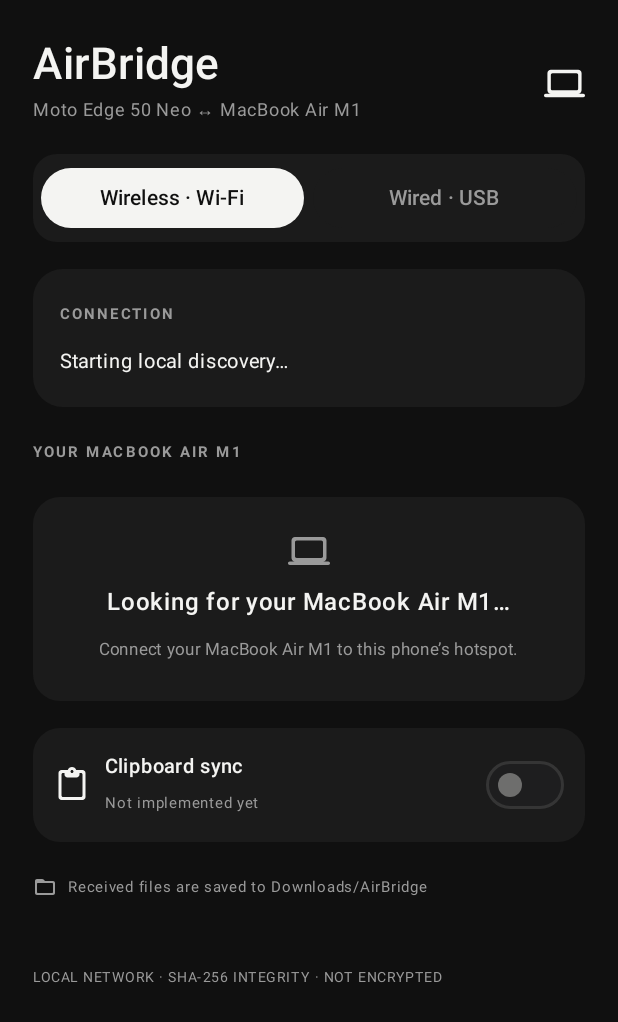
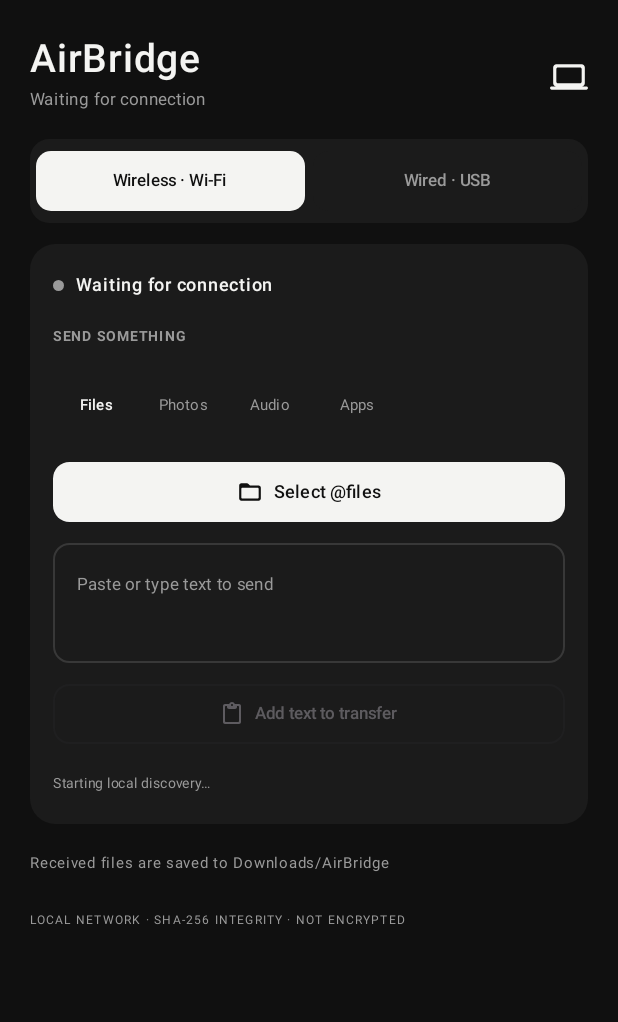
Before and after one commit to mrjdm2007/AirBridge, an Android app built with Jetpack Compose: the screen it shows after launch (MainActivity), on a phone screen of 412 x 824 dp. Shown: the top 1022 px of the screen. Run offline under Robolectric (Android 15) with nearby library versions, the phone set to English and light mode, and no system bars.

Commit message:
Redesign Android transfer screen and add manual text and category selection

```diff
--- a/android/app/src/main/java/com/airbridge/app/MainActivity.kt
+++ b/android/app/src/main/java/com/airbridge/app/MainActivity.kt
@@ -1,11 +1,18 @@
 package com.airbridge.app
 
 import android.content.Intent
+import android.content.ContentValues
+import android.provider.MediaStore
+import android.os.Environment
 import android.os.Bundle
 import androidx.activity.ComponentActivity
 import androidx.activity.compose.setContent
+import androidx.activity.compose.rememberLauncherForActivityResult
+import androidx.activity.result.contract.ActivityResultContracts
 import androidx.compose.foundation.background
 import androidx.compose.foundation.layout.*
+import androidx.compose.foundation.rememberScrollState
+import androidx.compose.foundation.verticalScroll
 import androidx.compose.foundation.lazy.LazyColumn
 import androidx.compose.foundation.lazy.items
 import androidx.compose.foundation.shape.RoundedCornerShape
@@ -17,6 +24,8 @@ import androidx.compose.material.icons.rounded.Send
 import androidx.compose.material3.*
 import androidx.compose.runtime.*
 import androidx.compose.ui.Alignment
+import androidx.compose.ui.platform.LocalContext
+import androidx.compose.ui.text.input.TextFieldValue
 import androidx.compose.ui.Modifier
 import androidx.compose.ui.graphics.Color
 import androidx.compose.ui.text.font.FontWeight
@@ -35,7 +44,7 @@ class MainActivity : ComponentActivity() {
         handleShare(intent)
         val service = Intent(this, NetworkTransferService::class.java)
         if (android.os.Build.VERSION.SDK_INT >= 26) startForegroundService(service) else startService(service)
-        setContent { AirBridgeScreen(onSend = { peer -> sendPending(peer) }) }
+        setContent { AirBridgeScreen(onSend = { peer -> sendPending(peer) }, onAddText = { text -> addTextItem(text) }) }
     }
 
     override fun onNewIntent(intent: Intent) {
@@ -75,6 +84,29 @@ class MainActivity : ComponentActivity() {
         }
     }
 
+    private fun addTextItem(text: String) {
+        if (text.isBlank()) return
+        val values = ContentValues().apply {
+            put(MediaStore.Downloads.DISPLAY_NAME, "AirBridge-Text-@@{System.currentTimeMillis()}.txt")
+            put(MediaStore.Downloads.MIME_TYPE, "text/plain")
+            put(MediaStore.Downloads.RELATIVE_PATH, Environment.DIRECTORY_DOWNLOADS + "/AirBridge")
+            put(MediaStore.Downloads.IS_PENDING, 1)
+        }
+        val uri = contentResolver.insert(MediaStore.Downloads.EXTERNAL_CONTENT_URI, values) ?: run {
+            AirBridgeState.status = "Could not create the text item."
+            return
+        }
+        try {
+            contentResolver.openOutputStream(uri)?.use { it.write(text.toByteArray(Charsets.UTF_8)) } ?: error("Could not write text.")
+            val ready = ContentValues().apply { put(MediaStore.Downloads.IS_PENDING, 0) }
+            contentResolver.update(uri, ready, null, null)
+            AirBridgeState.pendingUris = AirBridgeState.pendingUris + uri
+        } catch (failure: Throwable) {
+            contentResolver.delete(uri, null, null)
+            AirBridgeState.status = failure.localizedMessage ?: "Could not add text."
+        }
+    }
+
     private fun sendPending(peer: AirBridgePeer) {
         val uris = AirBridgeState.pendingUris
         if (uris.isEmpty()) {
@@ -102,110 +134,93 @@ class MainActivity : ComponentActivity() {
 }
 
 @Composable
-private fun AirBridgeScreen(onSend: (AirBridgePeer) -> Unit) {
-    LaunchedEffect(AirBridgeState.directShareRequested, AirBridgeState.pendingUris.size, AirBridgeState.peers.size) {
-        val peer = AirBridgeState.peers.firstOrNull()
-        if (AirBridgeState.directShareRequested && peer != null && AirBridgeState.pendingUris.isNotEmpty()) {
-            AirBridgeState.directShareRequested = false
-            onSend(peer)
+private fun AirBridgeScreen(onSend: (AirBridgePeer) -> Unit, onAddText: (String) -> Unit) {
+    var selectedMode by remember { mutableStateOf("Wireless") }
+    var textDraft by remember { mutableStateOf(TextFieldValue("")) }
+    var category by remember { mutableStateOf("Files") }
+    val context = LocalContext.current
+    val picker = rememberLauncherForActivityResult(ActivityResultContracts.OpenMultipleDocuments()) { uris ->
+        if (uris.isNotEmpty()) {
+            uris.forEach { uri -> try { context.contentResolver.takePersistableUriPermission(uri, Intent.FLAG_GRANT_READ_URI_PERMISSION) } catch (_: Exception) {} }
+            AirBridgeState.pendingUris = (AirBridgeState.pendingUris + uris).distinct()
         }
     }
-    var clipboardSync by remember { mutableStateOf(false) }
-    var selectedMode by remember { mutableStateOf("Wireless") }
     MaterialTheme(colorScheme = darkColorScheme(background = Paper, surface = Card, primary = Color(0xFFF4F4F2), onPrimary = Color(0xFF101010), onSurface = Ink, onBackground = Ink)) {
         Surface(Modifier.fillMaxSize(), color = Paper) {
-            Column(Modifier.fillMaxSize().padding(horizontal = 22.dp, vertical = 26.dp), verticalArrangement = Arrangement.spacedBy(18.dp)) {
+            Column(Modifier.fillMaxSize().verticalScroll(rememberScrollState()).padding(horizontal = 20.dp, vertical = 24.dp), verticalArrangement = Arrangement.spacedBy(14.dp)) {
                 Row(verticalAlignment = Alignment.CenterVertically) {
                     Column(Modifier.weight(1f)) {
-                        Text("AirBridge", fontSize = 29.sp, fontWeight = FontWeight.SemiBold, color = Ink)
-                        Text("Moto Edge 50 Neo ↔ MacBook Air M1", fontSize = 12.sp, color = Muted)
+                        Text("AirBridge", fontSize = 26.sp, fontWeight = FontWeight.SemiBold, color = Ink)
+                        Text(if (AirBridgeState.peers.isEmpty()) "Waiting for connection" else "Connected · MacBook Air M1", fontSize = 11.sp, color = Muted)
                     }
-                    Icon(Icons.Rounded.Computer, contentDescription = null, tint = Ink, modifier = Modifier.size(27.dp))
+                    Icon(Icons.Rounded.Computer, contentDescription = null, tint = Ink, modifier = Modifier.size(25.dp))
                 }
-                Row(Modifier.fillMaxWidth().background(Card, RoundedCornerShape(16.dp)).padding(5.dp), horizontalArrangement = Arrangement.spacedBy(6.dp)) {
+                Row(Modifier.fillMaxWidth().background(Card, RoundedCornerShape(13.dp)).padding(4.dp), horizontalArrangement = Arrangement.spacedBy(5.dp)) {
                     listOf("Wireless", "Wired").forEach { mode ->
-                        val selected = selectedMode == mode
-                        Button(
-                            onClick = { selectedMode = mode },
-                            modifier = Modifier.weight(1f),
-                            colors = ButtonDefaults.buttonColors(
-                                containerColor = if (selected) Ink else Card,
-                                contentColor = if (selected) Paper else Muted
-                            )
-                        ) { Text(if (mode == "Wireless") "Wireless · Wi-Fi" else "Wired · USB") }
+                        val active = selectedMode == mode
+                        Button(onClick = { selectedMode = mode }, modifier = Modifier.weight(1f),
+                            colors = ButtonDefaults.buttonColors(containerColor = if (active) Ink else Card, contentColor = if (active) Paper else Muted),
+                            shape = RoundedCornerShape(10.dp)) { Text(if (mode == "Wireless") "Wireless · Wi-Fi" else "Wired · USB", fontSize = 11.sp) }
                     }
                 }
                 if (selectedMode == "Wireless") {
-                Column(Modifier.fillMaxWidth().background(Card, RoundedCornerShape(20.dp)).padding(18.dp), verticalArrangement = Arrangement.spacedBy(8.dp)) {
-                    Text("CONNECTION", fontSize = 10.sp, fontWeight = FontWeight.Bold, color = Muted, letterSpacing = 1.4.sp)
-                    Text(AirBridgeState.status, color = Ink, fontSize = 13.sp)
+                    Column(Modifier.fillMaxWidth().background(Card, RoundedCornerShape(17.dp)).padding(15.dp), verticalArrangement = Arrangement.spacedBy(10.dp)) {
+                        Row(verticalAlignment = Alignment.CenterVertically) {
+                            Box(Modifier.size(7.dp).background(if (AirBridgeState.peers.isEmpty()) Muted else Color(0xFF68C98A), RoundedCornerShape(50)))
+                            Spacer(Modifier.width(8.dp))
+                            Text(if (AirBridgeState.peers.isEmpty()) "Waiting for connection" else "MacBook Air M1 connected", fontSize = 12.sp, fontWeight = FontWeight.Medium, color = Ink)
+                        }
                         if (AirBridgeState.transferActive) {
-                        Text(AirBridgeState.transferLabel, color = Muted, fontSize = 11.sp)
+                            Text(AirBridgeState.transferLabel, fontSize = 10.sp, color = Muted)
                             LinearProgressIndicator(progress = { AirBridgeState.transferProgress.coerceIn(0f, 1f) }, modifier = Modifier.fillMaxWidth(), color = Ink, trackColor = Paper)
-                        Text("${(AirBridgeState.transferProgress * 100).toInt()}%", color = Muted, fontSize = 10.sp)
                         }
-                    if (AirBridgeState.pendingUris.isNotEmpty()) {
-                        Text("${AirBridgeState.pendingUris.size} shared file(s) ready to send", color = Ink, fontSize = 12.sp, fontWeight = FontWeight.Medium)
-                    }
-                }
-                Text("YOUR MACBOOK AIR M1", fontSize = 10.sp, fontWeight = FontWeight.Bold, color = Muted, letterSpacing = 1.4.sp)
-                val macPeer = AirBridgeState.peers.firstOrNull()
-                if (macPeer == null) {
-                    Column(Modifier.fillMaxWidth().background(Card, RoundedCornerShape(18.dp)).padding(22.dp), horizontalAlignment = Alignment.CenterHorizontally, verticalArrangement = Arrangement.spacedBy(8.dp)) {
-                        Icon(Icons.Rounded.Computer, contentDescription = null, tint = Muted, modifier = Modifier.size(28.dp))
-                        Text("Looking for your MacBook Air M1…", color = Ink, fontWeight = FontWeight.Medium)
-                        Text("Connect your MacBook Air M1 to this phone’s hotspot.", color = Muted, fontSize = 11.sp)
-                    }
-                } else {
-                    Row(Modifier.fillMaxWidth().background(Card, RoundedCornerShape(16.dp)).padding(14.dp), verticalAlignment = Alignment.CenterVertically) {
-                        Icon(Icons.Rounded.Computer, contentDescription = null, tint = Ink)
-                        Spacer(Modifier.width(12.dp))
-                        Text("MacBook Air M1", color = Ink, fontWeight = FontWeight.SemiBold, modifier = Modifier.weight(1f))
-                        Button(onClick = { onSend(macPeer) }, enabled = AirBridgeState.pendingUris.isNotEmpty()) {
-                            Icon(Icons.Rounded.Send, contentDescription = null)
-                            Spacer(Modifier.width(5.dp))
-                            Text("Send")
+                        Text("SEND SOMETHING", fontSize = 9.sp, color = Muted, fontWeight = FontWeight.Bold, letterSpacing = 1.2.sp)
+                        Row(horizontalArrangement = Arrangement.spacedBy(0.dp)) {
+                            listOf("Files", "Photos", "Audio", "Apps").forEach { item ->
+                                TextButton(onClick = { category = item }) {
+                                    Text(item, fontSize = 10.sp, color = if (category == item) Ink else Muted, fontWeight = if (category == item) FontWeight.SemiBold else FontWeight.Normal)
                                 }
                             }
                         }
-                Row(Modifier.fillMaxWidth().background(Card, RoundedCornerShape(18.dp)).padding(14.dp), verticalAlignment = Alignment.CenterVertically) {
-                    Icon(Icons.Rounded.ContentPaste, contentDescription = null, tint = Ink)
-                    Spacer(Modifier.width(10.dp))
-                    Column(Modifier.weight(1f)) {
-                        Text("Clipboard sync", color = Ink, fontWeight = FontWeight.Medium, fontSize = 13.sp)
-                        Text("Not implemented yet", color = Muted, fontSize = 10.sp)
+                        Button(onClick = {
+                            val mime = when (category) {
+                                "Photos" -> arrayOf("image/*")
+                                "Audio" -> arrayOf("audio/*")
+                                "Apps" -> arrayOf("application/vnd.android.package-archive")
+                                else -> arrayOf("*/*")
                             }
-                    Switch(checked = clipboardSync, onCheckedChange = { clipboardSync = it }, enabled = false)
+                            picker.launch(mime)
+                        }, modifier = Modifier.fillMaxWidth(), colors = ButtonDefaults.buttonColors(containerColor = Ink, contentColor = Paper), shape = RoundedCornerShape(11.dp)) {
+                            Icon(Icons.Rounded.FolderOpen, contentDescription = null, modifier = Modifier.size(17.dp))
+                            Spacer(Modifier.width(7.dp)); Text("Select @${category.lowercase()}", fontSize = 12.sp)
                         }
-                Row(verticalAlignment = Alignment.CenterVertically) {
-                    Icon(Icons.Rounded.FolderOpen, tint = Muted, contentDescription = null, modifier = Modifier.size(16.dp))
-                    Spacer(Modifier.width(7.dp))
-                    Text("Received files are saved to Downloads/AirBridge", color = Muted, fontSize = 10.sp)
+                        OutlinedTextField(value = textDraft, onValueChange = { textDraft = it }, modifier = Modifier.fillMaxWidth(),
+                            placeholder = { Text("Paste or type text to send", color = Muted, fontSize = 11.sp) }, minLines = 2, maxLines = 4,
+                            shape = RoundedCornerShape(11.dp), colors = OutlinedTextFieldDefaults.colors(focusedTextColor = Ink, unfocusedTextColor = Ink, focusedBorderColor = Muted, unfocusedBorderColor = Color(0xFF383838), cursorColor = Ink))
+                        OutlinedButton(onClick = { onAddText(textDraft.text); textDraft = TextFieldValue("") }, enabled = textDraft.text.isNotBlank(), modifier = Modifier.fillMaxWidth(), shape = RoundedCornerShape(11.dp)) {
+                            Icon(Icons.Rounded.ContentPaste, contentDescription = null, modifier = Modifier.size(16.dp)); Spacer(Modifier.width(7.dp)); Text("Add text to transfer", fontSize = 11.sp)
                         }
-                Spacer(Modifier.weight(1f, fill = false))
-                } else {
-                    Column(
-                        Modifier.fillMaxWidth().background(Card, RoundedCornerShape(20.dp)).padding(22.dp),
-                        horizontalAlignment = Alignment.CenterHorizontally,
-                        verticalArrangement = Arrangement.spacedBy(12.dp)
-                    ) {
-                        Icon(Icons.Rounded.Computer, contentDescription = null, tint = Ink, modifier = Modifier.size(34.dp))
-                        Text("USB file transfer", color = Ink, fontSize = 18.sp, fontWeight = FontWeight.SemiBold)
-                        Text(
-                            "Connect your phone to your Mac with a data-capable USB cable. Unlock the phone and choose File transfer / Android Auto in the USB notification.",
-                            color = Muted, fontSize = 12.sp
-                        )
-                        Text(
-                            "Open AirBridge on your Mac and choose Wired USB to browse phone storage and transfer files. The Mac uses MTP; ADB is not required.",
-                            color = Muted, fontSize = 12.sp
-                        )
-                        Text("Keep the phone unlocked while browsing.", color = Ink, fontSize = 11.sp, fontWeight = FontWeight.Medium)
+                        if (AirBridgeState.pendingUris.isNotEmpty()) {
+                            Text("@${AirBridgeState.pendingUris.size} item(s) selected", color = Ink, fontSize = 11.sp, fontWeight = FontWeight.Medium)
+                            Row(horizontalArrangement = Arrangement.spacedBy(8.dp)) {
+                                OutlinedButton(onClick = { AirBridgeState.pendingUris = emptyList() }, modifier = Modifier.weight(1f), shape = RoundedCornerShape(10.dp)) { Text("Cancel", fontSize = 11.sp) }
+                                Button(onClick = { AirBridgeState.peers.firstOrNull()?.let(onSend) }, enabled = AirBridgeState.peers.isNotEmpty() && !AirBridgeState.transferActive, modifier = Modifier.weight(1f), colors = ButtonDefaults.buttonColors(containerColor = Ink, contentColor = Paper), shape = RoundedCornerShape(10.dp)) {
+                                    Icon(Icons.Rounded.Send, contentDescription = null, modifier = Modifier.size(15.dp)); Spacer(Modifier.width(5.dp)); Text("Send", fontSize = 11.sp)
                                 }
                             }
-                Text(
-                    if (selectedMode == "Wireless") "LOCAL NETWORK · SHA-256 INTEGRITY · NOT ENCRYPTED" else "USB MTP · NO ADB",
-                    color = Muted, fontSize = 9.sp, letterSpacing = 1.sp
-                )
+                        }
+                        if (AirBridgeState.status.isNotBlank()) Text(AirBridgeState.status, fontSize = 9.sp, color = Muted)
+                    }
+                    Text("Received files are saved to Downloads/AirBridge", color = Muted, fontSize = 10.sp)
+                } else {
+                    Column(Modifier.fillMaxWidth().background(Card, RoundedCornerShape(17.dp)).padding(18.dp), verticalArrangement = Arrangement.spacedBy(10.dp)) {
+                        Icon(Icons.Rounded.Computer, contentDescription = null, tint = Ink, modifier = Modifier.size(30.dp))
+                        Text("USB file transfer", color = Ink, fontSize = 16.sp, fontWeight = FontWeight.SemiBold)
+                        Text("Connect your phone to your Mac with a data-capable cable. Unlock it and choose File transfer / Android Auto in the USB notification.", color = Muted, fontSize = 11.sp)
+                        Text("Open AirBridge on your Mac and choose Wired USB to browse phone storage. MTP is used; ADB is not required.", color = Muted, fontSize = 11.sp)
+                    }
+                }
+                Text(if (selectedMode == "Wireless") "LOCAL NETWORK · SHA-256 INTEGRITY · NOT ENCRYPTED" else "USB MTP · NO ADB", color = Muted, fontSize = 8.sp, letterSpacing = 0.8.sp)
             }
         }
     }
```
Lines whose indentation alone changed are shown as unchanged.
